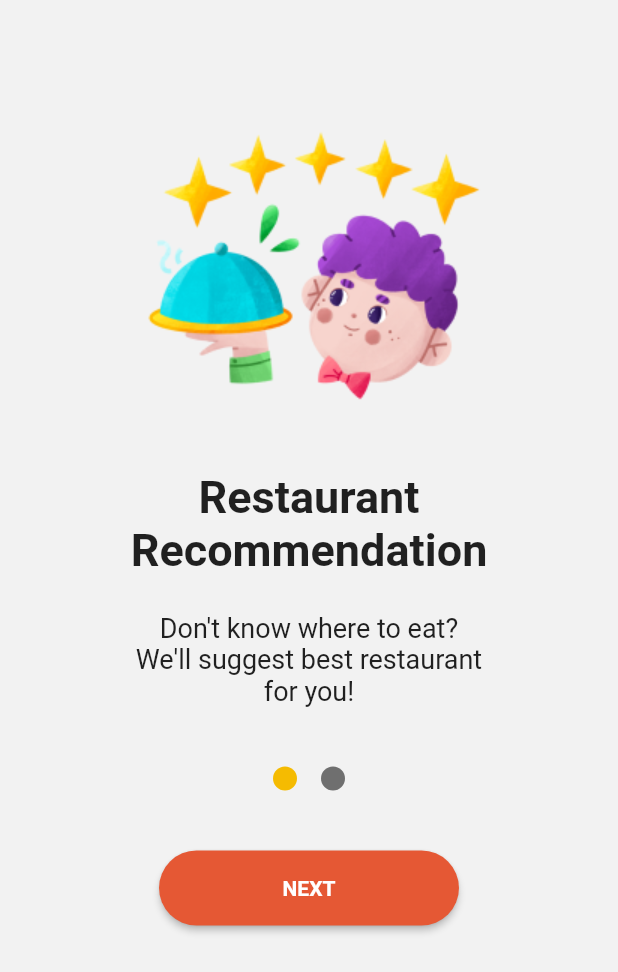
After one commit to rahdeva/simple-restaurant-app, a Flutter app: the OnboardingScreen screen opened by its route, on a phone screen of 412 x 824 dp. The commit adds this screen. Shown: the top 972 px of the screen. Run offline on Flutter 3.47's test engine with Material 2 defaults, Android fonts, the phone set to English and light mode, and no system bars; drawn by our look-alikes of smooth_page_indicator; network calls fail.

Commit message:
add navigation

```diff
--- a/lib/main.dart
+++ b/lib/main.dart
@@ -1,4 +1,5 @@
 import 'package:flutter/material.dart';
+import 'package:restaurant_app/screens/onboarding.dart';
 import '../screens/home.dart';
 import '../screens/splash.dart';
 import '../screens/detail.dart';
@@ -15,20 +16,15 @@ class MyApp extends StatelessWidget {
     return MaterialApp(
       title: 'Restaurant App',
       theme: ThemeData(
-        primarySwatch: Colors.blue,
         visualDensity: VisualDensity.adaptivePlatformDensity,
       ),
-      home: SplashScreen(),
-      // initialRoute: HomeScreen.routeName,
-      // routes: {
-      //   NewsListPage.routeName: (context) => NewsListPage(),
-      //   ArticleDetailPage.routeName: (context) => ArticleDetailPage(
-      //         article: ModalRoute.of(context)?.settings.arguments as Article,
-      //       ),
-      //   ArticleWebView.routeName: (context) => ArticleWebView(
-      //         url: ModalRoute.of(context)?.settings.arguments as String,
-      //       ),
-      // },
+      initialRoute: SplashScreen.routeName,
+      routes: {
+        SplashScreen.routeName: (context) => SplashScreen(),
+        OnboardingScreen.routeName: (context) => const OnboardingScreen(),
+        HomeScreen.routeName: (context) => const HomeScreen(),
+        DetailScreen.routeName: (context) => DetailScreen(resto: null),
+      },
     );
   }
 }
--- a/lib/screens/detail.dart
+++ b/lib/screens/detail.dart
@@ -4,6 +4,7 @@ import 'package:flutter/material.dart';
 import '../constants/color.dart';
 
 class DetailScreen extends StatelessWidget{
+  static const routeName = '/detail';
   final resto;
 
   DetailScreen({Key? key, required this.resto}) : super(key: key);
--- /dev/null
+++ b/lib/screens/onboarding.dart
@@ -0,0 +1,106 @@
+import 'package:flutter/material.dart';
+import 'package:restaurant_app/constants/color.dart';
+import 'package:smooth_page_indicator/smooth_page_indicator.dart';
+
+class OnboardingScreen extends StatefulWidget {
+  static const routeName = '/onboarding';
+  const OnboardingScreen({ Key? key }) : super(key: key);
+
+  @override
+  State<OnboardingScreen> createState() => _OnboardingScreenState();
+}
+
+class _OnboardingScreenState extends State<OnboardingScreen> {
+  final controller = PageController();
+
+  @override
+  void dispose() {
+    controller.dispose();
+    super.dispose();
+  }
+
+  // void buildPage(){
+  //   buildPage({
+  //     required image,
+  //     required title,
+  //     required subtitle,
+  //     required onPress,
+  //     required textButton
+  //   })
+  // }
+
+  @override
+  Widget build(BuildContext context) {
+    return Scaffold(
+      body: PageView(
+        controller: controller,
+        children: [
+          Container(
+            padding: EdgeInsets.only(top: 40),
+            color: bgColor,
+            child: Column(
+              children: [
+                Image.asset("assets/images/onboarding-1.png"),
+                Text(
+                  "Restaurant\nRecommendation",
+                  textAlign: TextAlign.center,
+                  style: TextStyle(
+                    fontSize: 30.0,
+                    fontWeight: FontWeight.bold,
+                  ),
+                ),
+                SizedBox(height: 24),
+                Text(
+                  "Don't know where to eat?\nWe'll suggest best restaurant\nfor you!",
+                  textAlign: TextAlign.center,
+                  style: TextStyle(
+                    fontSize: 18.0,
+                  ),
+                ),
+                SizedBox(height: 40),
+                Center(
+                  child: SmoothPageIndicator(
+                    controller: controller,
+                    count: 2,
+                    effect: WormEffect(
+                      spacing: 16,
+                      dotColor: Colors.black54,
+                      activeDotColor: yellowColor,
+                    ),
+                    onDotClicked: (index) => controller.animateToPage(
+                      index,
+                      duration: Duration(milliseconds: 500),
+                      curve: Curves.easeIn
+                    ),
+                  ),
+                ),
+                SizedBox(height: 40),
+                Container(
+                  width: 200,
+                  height: 50,
+                  child: ElevatedButton(
+                    style: ElevatedButton.styleFrom(
+                      primary: orangeColor,
+                      onPrimary: Colors.white,
+                      shape: StadiumBorder()
+                    ),
+                    onPressed: () => controller.nextPage(
+                      duration: Duration(milliseconds: 500),
+                      curve: Curves.easeInOut
+                    ),
+                    child: Text("NEXT", style: TextStyle(fontWeight: FontWeight.bold),)
+                  ),
+                ),
+              ],
+            ),
+          ),
+          Container(
+            padding: EdgeInsets.only(bottom: 80),
+            color: Colors.red,
+            child: Center(child: Text("Page 2")),
+          ),
+        ],
+      ),
+    );
+  }
+}
--- a/lib/screens/splash.dart
+++ b/lib/screens/splash.dart
@@ -1,9 +1,11 @@
 import 'dart:async';
 import 'package:flutter/material.dart';
 import 'package:restaurant_app/constants/color.dart';
+import 'package:restaurant_app/screens/onboarding.dart';
 import 'home.dart';
 
 class SplashScreen extends StatefulWidget {
+  static const routeName = '/';
   @override
   _SplashScreenState createState() => _SplashScreenState();
 }
```
Also changed, not shown: pubspec.yaml (+6 -13 lines), pubspec.lock.
